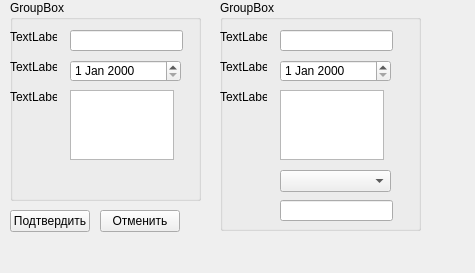
Old version of the form testpr1/edit.ui in the repository enterin79/graduate_work.
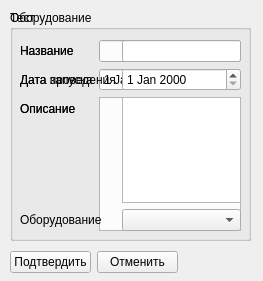
New version of the form. Custom widgets are drawn as their Qt base class.

```diff
--- a/testpr1/edit.ui
+++ b/testpr1/edit.ui
@@ -6,8 +6,8 @@
    <rect>
     <x>0</x>
     <y>0</y>
-    <width>475</width>
-    <height>273</height>
+    <width>263</width>
+    <height>281</height>
    </rect>
   </property>
   <property name="windowTitle">
@@ -17,211 +17,147 @@
    <property name="geometry">
     <rect>
      <x>10</x>
-     <y>0</y>
-     <width>191</width>
-     <height>201</height>
+     <y>10</y>
+     <width>241</width>
+     <height>231</height>
     </rect>
    </property>
    <property name="title">
-    <string>GroupBox</string>
+    <string>Оборудование</string>
    </property>
-   <widget class="QLineEdit" name="leNameEq">
+   <widget class="QWidget" name="layoutWidget">
     <property name="geometry">
      <rect>
-      <x>60</x>
+      <x>10</x>
       <y>30</y>
-      <width>113</width>
-      <height>21</height>
+      <width>221</width>
+      <height>191</height>
      </rect>
     </property>
-   </widget>
-   <widget class="QDateEdit" name="deFirstExpDate">
-    <property name="geometry">
-     <rect>
-      <x>60</x>
-      <y>60</y>
-      <width>111</width>
-      <height>22</height>
-     </rect>
-    </property>
-   </widget>
+    <layout class="QFormLayout" name="formLayout_2">
+     <item row="0" column="0">
    <widget class="QLabel" name="label">
-    <property name="geometry">
-     <rect>
-      <x>0</x>
-      <y>30</y>
-      <width>47</width>
-      <height>14</height>
-     </rect>
-    </property>
     <property name="text">
-     <string>TextLabel</string>
-    </property>
-   </widget>
+        <string>Название</string>
+       </property>
+      </widget>
+     </item>
+     <item row="0" column="1">
+      <widget class="QLineEdit" name="leNameEq"/>
+     </item>
+     <item row="1" column="0">
    <widget class="QLabel" name="label_2">
-    <property name="geometry">
-     <rect>
-      <x>0</x>
-      <y>60</y>
-      <width>47</width>
-      <height>14</height>
-     </rect>
-    </property>
     <property name="text">
-     <string>TextLabel</string>
-    </property>
-   </widget>
+        <string>Дата запуска</string>
+       </property>
+      </widget>
+     </item>
+     <item row="1" column="1">
+      <widget class="QDateEdit" name="deFirstExpDate"/>
+     </item>
+     <item row="2" column="0">
    <widget class="QLabel" name="label_3">
-    <property name="geometry">
-     <rect>
-      <x>0</x>
-      <y>90</y>
-      <width>47</width>
-      <height>14</height>
-     </rect>
-    </property>
     <property name="text">
-     <string>TextLabel</string>
-    </property>
-   </widget>
-   <widget class="QTextEdit" name="leNote">
-    <property name="geometry">
-     <rect>
-      <x>60</x>
-      <y>90</y>
-      <width>104</width>
-      <height>70</height>
-     </rect>
-    </property>
+        <string>Описание</string>
+       </property>
+      </widget>
+     </item>
+     <item row="2" column="1">
+      <widget class="QTextEdit" name="leNote"/>
+     </item>
+    </layout>
    </widget>
   </widget>
   <widget class="QGroupBox" name="gbTest">
    <property name="geometry">
     <rect>
-     <x>220</x>
-     <y>0</y>
-     <width>201</width>
+     <x>10</x>
+     <y>10</y>
+     <width>241</width>
      <height>231</height>
     </rect>
    </property>
    <property name="title">
-    <string>GroupBox</string>
+    <string>Тест</string>
    </property>
-   <widget class="QLineEdit" name="leNameTest">
+   <widget class="QWidget" name="layoutWidget">
     <property name="geometry">
      <rect>
-      <x>60</x>
+      <x>10</x>
       <y>30</y>
-      <width>113</width>
-      <height>21</height>
+      <width>221</width>
+      <height>191</height>
      </rect>
     </property>
-   </widget>
-   <widget class="QDateEdit" name="deDateTest">
-    <property name="geometry">
-     <rect>
-      <x>60</x>
-      <y>60</y>
-      <width>111</width>
-      <height>22</height>
-     </rect>
-    </property>
-   </widget>
+    <layout class="QFormLayout" name="formLayout">
+     <item row="0" column="0">
    <widget class="QLabel" name="label_4">
-    <property name="geometry">
-     <rect>
-      <x>0</x>
-      <y>30</y>
-      <width>47</width>
-      <height>14</height>
-     </rect>
-    </property>
     <property name="text">
-     <string>TextLabel</string>
-    </property>
-   </widget>
+        <string>Название</string>
+       </property>
+      </widget>
+     </item>
+     <item row="0" column="1">
+      <widget class="QLineEdit" name="leNameTest"/>
+     </item>
+     <item row="1" column="0">
    <widget class="QLabel" name="label_5">
-    <property name="geometry">
-     <rect>
-      <x>0</x>
-      <y>60</y>
-      <width>47</width>
-      <height>14</height>
-     </rect>
-    </property>
     <property name="text">
-     <string>TextLabel</string>
-    </property>
-   </widget>
+        <string>Дата проведения</string>
+       </property>
+      </widget>
+     </item>
+     <item row="1" column="1">
+      <widget class="QDateEdit" name="deDateTest"/>
+     </item>
+     <item row="2" column="0">
    <widget class="QLabel" name="label_6">
-    <property name="geometry">
-     <rect>
-      <x>0</x>
-      <y>90</y>
-      <width>47</width>
-      <height>14</height>
-     </rect>
-    </property>
     <property name="text">
-     <string>TextLabel</string>
-    </property>
-   </widget>
-   <widget class="QTextEdit" name="leDescript">
-    <property name="geometry">
-     <rect>
-      <x>60</x>
-      <y>90</y>
-      <width>104</width>
-      <height>70</height>
-     </rect>
-    </property>
-   </widget>
-   <widget class="ComboBoxForDB" name="cbEquipId">
-    <property name="geometry">
-     <rect>
-      <x>60</x>
-      <y>170</y>
-      <width>111</width>
-      <height>22</height>
-     </rect>
-    </property>
+        <string>Описание</string>
+       </property>
+      </widget>
+     </item>
+     <item row="2" column="1">
+      <widget class="QTextEdit" name="leDescript"/>
+     </item>
+     <item row="3" column="1">
+      <widget class="ComboBoxForDB" name="cbEquipId"/>
+     </item>
+     <item row="3" column="0">
+      <widget class="QLabel" name="label_7">
+       <property name="text">
+        <string>Оборудование</string>
+       </property>
+      </widget>
+     </item>
+    </layout>
    </widget>
-   <widget class="QLineEdit" name="unshowing">
+  </widget>
+  <widget class="QWidget" name="layoutWidget">
     <property name="geometry">
      <rect>
-      <x>60</x>
-      <y>200</y>
-      <width>113</width>
-      <height>21</height>
-     </rect>
-    </property>
-   </widget>
-  </widget>
+     <x>10</x>
+     <y>250</y>
+     <width>168</width>
+     <height>24</height>
+    </rect>
+   </property>
+   <layout class="QHBoxLayout" name="horizontalLayout">
+    <item>
   <widget class="QPushButton" name="Apply">
-   <property name="geometry">
-    <rect>
-     <x>10</x>
-     <y>210</y>
-     <width>80</width>
-     <height>22</height>
-    </rect>
-   </property>
    <property name="text">
     <string>Подтвердить</string>
    </property>
   </widget>
+    </item>
+    <item>
   <widget class="QPushButton" name="Delete">
-   <property name="geometry">
-    <rect>
-     <x>100</x>
-     <y>210</y>
-     <width>80</width>
-     <height>22</height>
-    </rect>
-   </property>
    <property name="text">
     <string>Отменить</string>
    </property>
+     </widget>
+    </item>
+   </layout>
   </widget>
  </widget>
  <customwidgets>
```
Left out of the diff: 2 changed lines with no effect on the pictures. Lines whose indentation alone changed are shown as unchanged.
